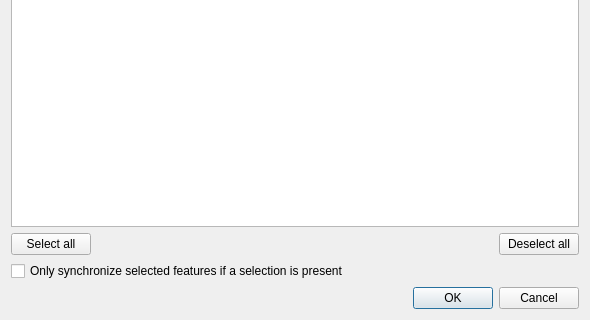
The window that src/plugins/offline_editing/offline_editing_plugin_guibase.ui (qgis/QGIS) describes before a commit, drawn with Qt 5; both pictures show x 0 to 590 and y 250 to 570 of the 590 by 570 pixel window.
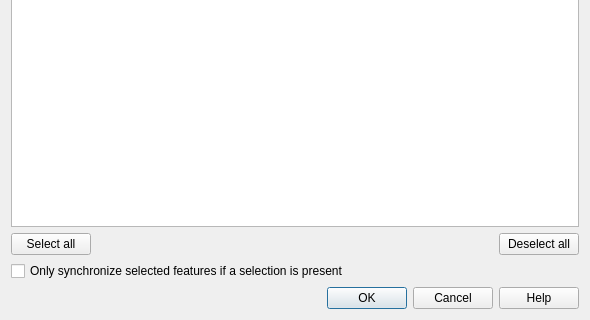
The same window after the commit. Icons and pictures are not drawn. Custom widgets are drawn as their Qt base class.

Commit message: Change all ocurrences on_buttonBox_helpRequested to showHelp Add help button to 3 dialogs Fix missing QStringLiteral Fix CMakeLists.txt indentation Fix qhelp.h and qgis_sip.h includes with <>

Patch:
```diff
--- a/src/plugins/offline_editing/offline_editing_plugin_guibase.ui
+++ b/src/plugins/offline_editing/offline_editing_plugin_guibase.ui
@@ -107,7 +107,7 @@
         <enum>Qt::Horizontal</enum>
        </property>
        <property name="standardButtons">
-        <set>QDialogButtonBox::Cancel|QDialogButtonBox::Ok</set>
+        <set>QDialogButtonBox::Cancel|QDialogButtonBox::Help|QDialogButtonBox::Ok</set>
        </property>
       </widget>
      </item>
```
The commit also changes 96 other files.
